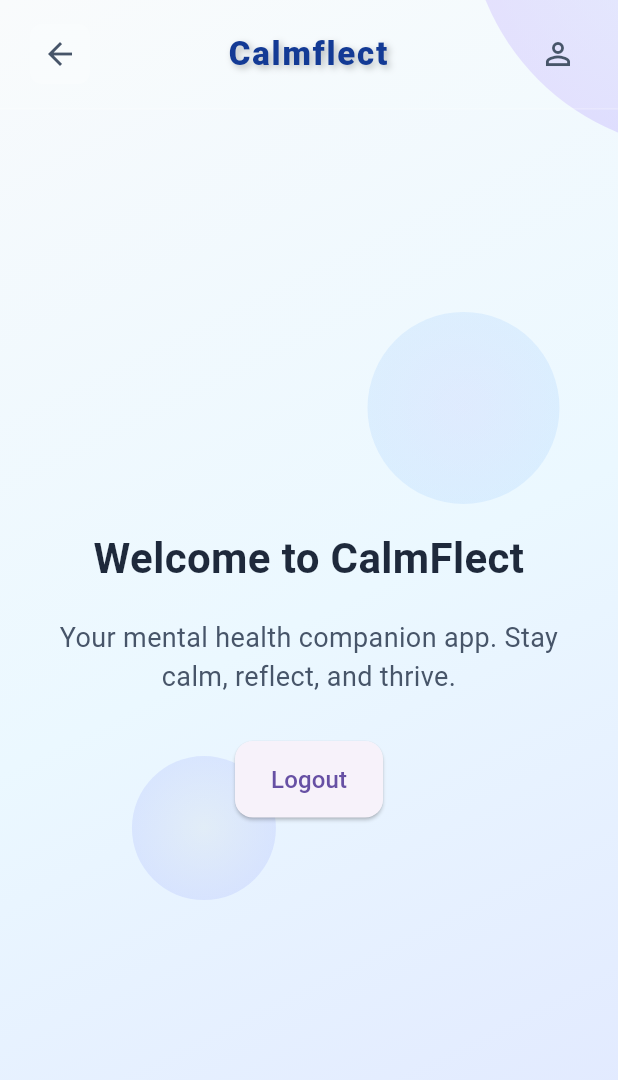
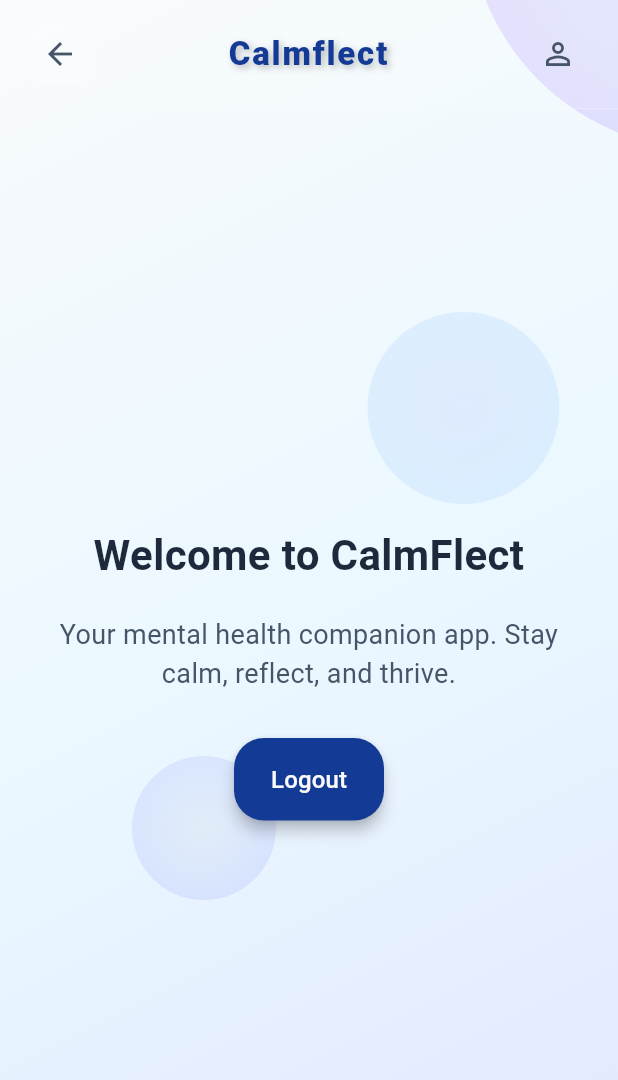
Before and after one commit to adityapatil-96k/Calmflect-, a Flutter app: the HomeScreen widget shown alone on an empty page, opened directly, on a phone screen of 412 x 824 dp. Shown: the top 1080 px of the screen. Run offline on Flutter 3.47's test engine with Material 3 defaults, Android fonts, the light colour scheme and no system bars; our stand-ins replace flutter_hooks, flutter_screenutil, flutter_secure_storage, shared_preferences; accounts and stored records are empty.

Commit message:
Code isolation done for buttons

```diff
--- /dev/null
+++ b/lib/src/components/Buttons/custom_button.dart
@@ -0,0 +1,58 @@
+import 'package:flutter/material.dart';
+import '../../constants/colors.dart';
+
+class CustomButton extends StatelessWidget {
+  final bool isLoading ; // to handle loading state if needed
+  final String text; // text will come from HomeScreen
+  final VoidCallback onPressed; // functionality stays in HomeScreen
+  final Color backgroundColor;
+  final double borderRadius;
+  final EdgeInsetsGeometry padding;
+  final double? width;
+  final double? height;
+
+  const CustomButton({
+    super.key,
+    required this.text,
+    required this.onPressed,
+    this.backgroundColor = AppColors.slate900,
+    this.borderRadius = 12,
+    this.padding = const EdgeInsets.symmetric( vertical: 16),
+    this.width,
+    this.height,
+    this.isLoading = false,
+  });
+
+  @override
+  Widget build(BuildContext context) {
+    return SizedBox(
+      width: width ?? double.infinity,
+      height: height,
+      child: ElevatedButton(
+        onPressed: isLoading ? null : onPressed,
+        style: ElevatedButton.styleFrom(
+        backgroundColor: backgroundColor, // your style here
+        padding: padding,
+        shape: RoundedRectangleBorder(
+          borderRadius: BorderRadius.circular(borderRadius),
+        ),
+        elevation: 4,
+      ),
+
+      child: isLoading
+          ? const SizedBox(
+              height: 20,
+              width: 20,
+              child: CircularProgressIndicator(
+                color: Colors.white,
+                strokeWidth: 2,
+              ),
+            )
+          : Text(
+              text,
+              style: const TextStyle(fontSize: 16, color: AppColors.slate50),
+      ),
+    )
+    );
+  }
+}
--- a/lib/src/screens/dashboard/home_screen.dart
+++ b/lib/src/screens/dashboard/home_screen.dart
@@ -3,6 +3,7 @@ import 'package:provider/provider.dart';
 import '../../contexts/auth_context.dart';
 import '../../Templates/base_template.dart';
 import '../../constants/colors.dart';
+import '../../components/Buttons/custom_button.dart';
 
 class HomeScreen extends StatelessWidget {
   const HomeScreen({super.key});
@@ -50,18 +51,13 @@ class HomeScreen extends StatelessWidget {
                 textAlign: TextAlign.center,
               ),
               const SizedBox(height: 30),
-              ElevatedButton(
+              CustomButton(
                 onPressed: () => _goToLogin(context),
-                style: ElevatedButton.styleFrom(
-                  padding: const EdgeInsets.symmetric(horizontal: 24, vertical: 14),
-                  shape: RoundedRectangleBorder(
-                    borderRadius: BorderRadius.circular(12),
-                  ),
-                ),
-                child: const Text(
-                  "Logout",
-                  style: TextStyle(fontSize: 16),
-                ),
+                text: "Logout",
+                backgroundColor: AppColors.slate900, // Replace with your colors.primary
+                borderRadius: 20,
+                width: 100,
+
               ),
             ],
           ),
```
Also changed, not shown: lib/src/screens/auth/language_selector_screen.dart (+6 -19 lines), lib/src/screens/auth/login_screen.dart (+9 -27 lines), lib/src/screens/auth/otp_verification_screen.dart (+10 -26 lines), lib/src/screens/auth/registration_screen.dart (+10 -26 lines), lib/src/components/Buttons/primary_button.dart (deleted).
